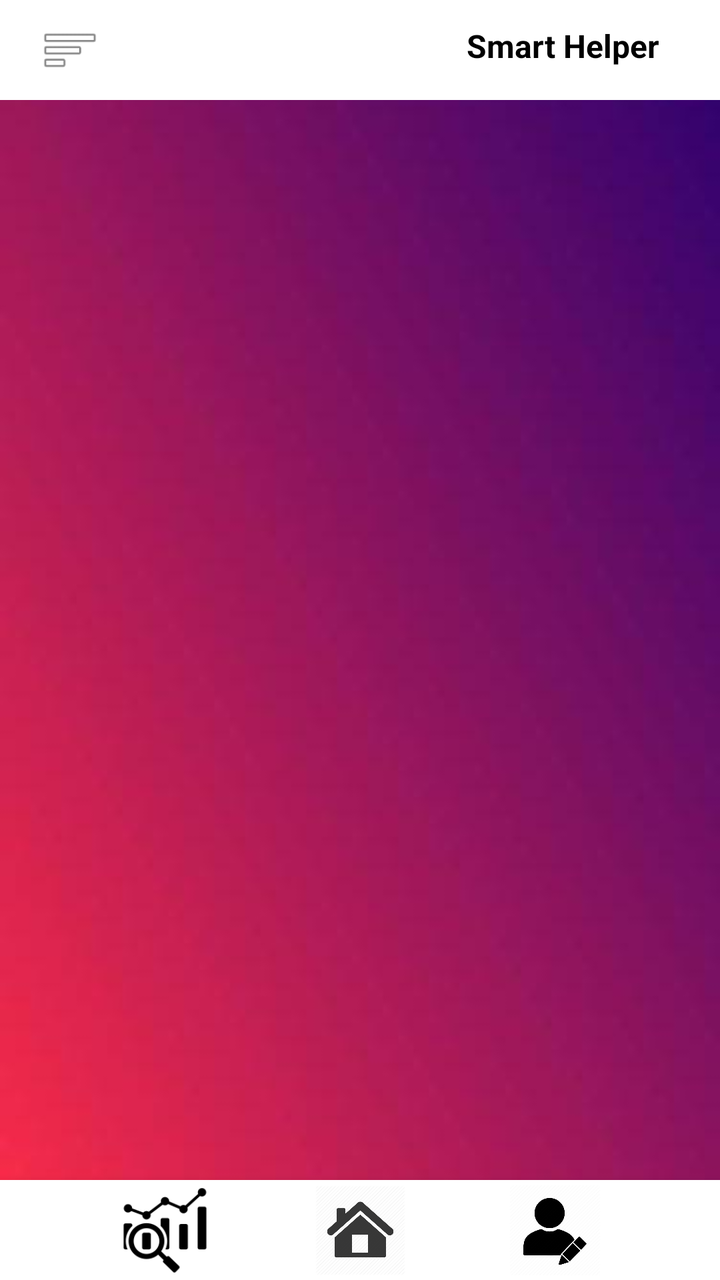
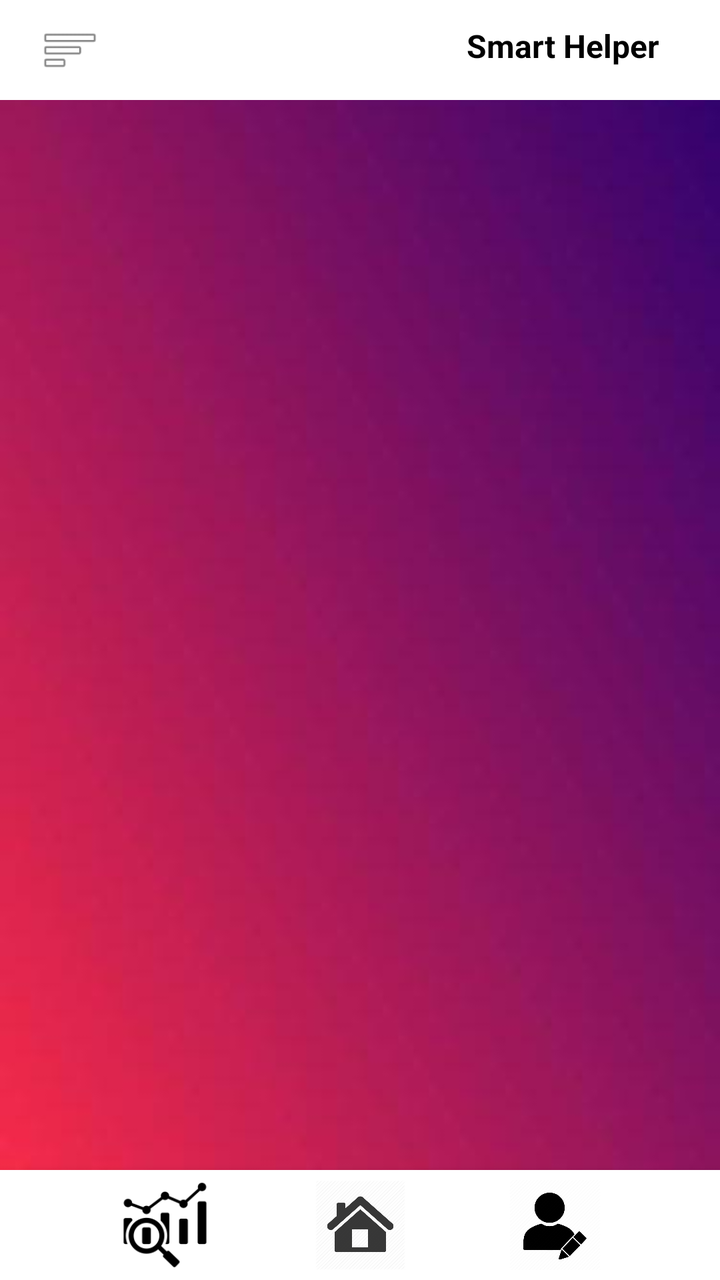

Before-and-after screenshots of an Android layout around one commit, followed by the original layout XML and the change that was made.
<!-- AndroidManifest.xml: application theme Theme.Master -->
<!-- res/layout/activity_main.xml -->
<?xml version="1.0" encoding="utf-8"?>
<androidx.constraintlayout.widget.ConstraintLayout xmlns:android="http://schemas.android.com/apk/res/android"
    xmlns:app="http://schemas.android.com/apk/res-auto"
    xmlns:tools="http://schemas.android.com/tools"
    android:layout_width="match_parent"
    android:layout_height="match_parent"
    android:background="@drawable/back_light"
    tools:context=".MainActivity">

    <RelativeLayout
        android:id="@+id/relativeLayout"
        android:layout_width="match_parent"
        android:layout_height="50dp"
        android:layout_marginBottom="20dp"
        android:background="@color/white"
        app:layout_constraintEnd_toEndOf="parent"
        app:layout_constraintStart_toStartOf="parent"
        app:layout_constraintTop_toTopOf="parent">

        <TextView
            android:id="@+id/textView"
            android:layout_width="wrap_content"
            android:layout_height="wrap_content"
            android:layout_alignParentTop="true"
            android:layout_alignParentEnd="true"
            android:layout_alignParentBottom="true"
            android:layout_marginTop="12dp"
            android:layout_marginEnd="30dp"
            android:layout_marginBottom="12dp"
            android:text="Smart Helper"
            android:textColor="@color/black"
            android:textSize="16sp"
            android:textStyle="bold" />

        <ImageView
            android:id="@+id/open_drawer_button"
            android:layout_width="40dp"
            android:layout_height="40dp"
            android:layout_alignParentStart="true"
            android:layout_alignParentTop="false"
            android:layout_alignParentBottom="false"
            android:layout_marginStart="15dp"
            android:layout_marginTop="10dp"
            android:layout_marginBottom="10dp"
            app:srcCompat="@android:drawable/ic_menu_sort_by_size" />

    </RelativeLayout>

    <FrameLayout
        android:id="@+id/main_fragment"
        android:layout_width="0dp"
        android:layout_height="0dp"
        app:layout_constraintBottom_toTopOf="@+id/bottomNavigationView"
        app:layout_constraintEnd_toEndOf="parent"
        app:layout_constraintStart_toStartOf="parent"
        app:layout_constraintTop_toBottomOf="@+id/relativeLayout">

    </FrameLayout>

    <com.google.android.material.bottomnavigation.BottomNavigationView
        android:id="@+id/bottomNavigationView"
        android:layout_width="0dp"
        android:layout_height="50dp"
        app:layout_constraintBottom_toBottomOf="parent"
        app:layout_constraintEnd_toEndOf="parent"
        app:layout_constraintStart_toStartOf="parent">

        <androidx.constraintlayout.widget.ConstraintLayout
            android:layout_width="match_parent"
            android:layout_height="match_parent"
            android:background="@color/white">

            <ImageView
                android:id="@+id/driver_scanner_ind1"
                android:layout_width="45dp"
                android:layout_height="45dp"
                android:layout_marginEnd="60dp"
                app:layout_constraintBottom_toBottomOf="parent"
                app:layout_constraintEnd_toEndOf="parent"
                app:layout_constraintTop_toTopOf="parent"
                app:srcCompat="@drawable/img_7" />

            <ImageView
                android:id="@+id/driver_house"
                android:layout_width="45dp"
                android:layout_height="45dp"
                app:layout_constraintBottom_toBottomOf="parent"
                app:layout_constraintEnd_toStartOf="@+id/driver_scanner_ind1"
                app:layout_constraintStart_toEndOf="@+id/driver_profile_ind1"
                app:layout_constraintTop_toTopOf="parent"
                app:srcCompat="@drawable/img_5" />

            <ImageView
                android:id="@+id/driver_profile_ind1"
                android:layout_width="45dp"
                android:layout_height="45dp"
                android:layout_marginStart="60dp"
                app:layout_constraintBottom_toBottomOf="parent"
                app:layout_constraintStart_toStartOf="parent"
                app:layout_constraintTop_toTopOf="parent"
                app:srcCompat="@drawable/img_12" />
        </androidx.constraintlayout.widget.ConstraintLayout>

    </com.google.android.material.bottomnavigation.BottomNavigationView>
</androidx.constraintlayout.widget.ConstraintLayout>
<!-- resources referenced by this layout -->
<resources>
  <color name="black">#FF000000</color>
  <color name="white">#FFFFFFFF</color>
  <!-- drawable back_light: jpeg bitmap (drawable, 6976 bytes) -->
  <!-- drawable img_12: png bitmap (drawable, 3637 bytes) -->
  <!-- drawable img_5: png bitmap (drawable, 29760 bytes) -->
  <!-- drawable img_7: png bitmap (drawable, 22692 bytes) -->
  <style name="Theme.Master" parent="Theme.MaterialComponents.DayNight.DarkActionBar">
          
          <item name="colorPrimary">@color/purple_500</item>
          <item name="colorPrimaryVariant">@color/purple_700</item>
          <item name="colorOnPrimary">@color/white</item>
          
          <item name="colorSecondary">@color/teal_200</item>
          <item name="colorSecondaryVariant">@color/teal_700</item>
          <item name="colorOnSecondary">@color/black</item>
          
          <item name="android:statusBarColor">?attr/colorPrimaryVariant</item>
          
      </style>
  <color name="purple_500">#FF6200EE</color>
  <color name="purple_700">#FF3700B3</color>
  <color name="teal_200">#FF03DAC5</color>
  <color name="teal_700">#FF018786</color>
</resources>

<!-- the commit's change to res/layout/activity_main.xml (unified diff, before → after) -->
@@ -60,7 +60,7 @@
     <com.google.android.material.bottomnavigation.BottomNavigationView
         android:id="@+id/bottomNavigationView"
         android:layout_width="0dp"
-        android:layout_height="50dp"
+        android:layout_height="55dp"
         app:layout_constraintBottom_toBottomOf="parent"
         app:layout_constraintEnd_toEndOf="parent"
         app:layout_constraintStart_toStartOf="parent">
